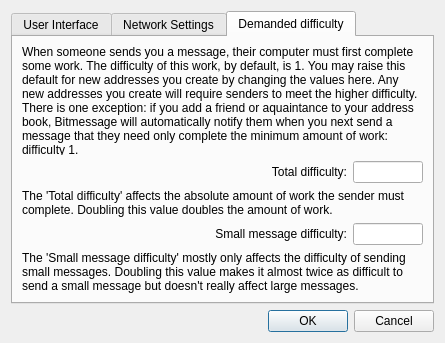
This is src/settings.ui in Bitmessage/PyBitmessage as Qt 5 draws it before an edit. The edited form follows.
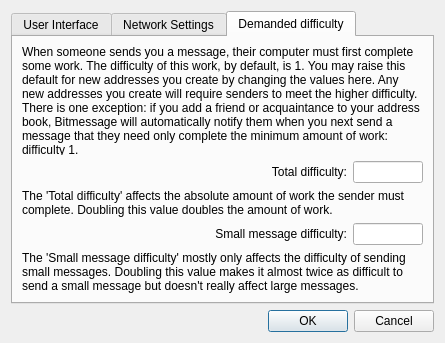
This is the edited form. The open tabs and pages were chosen to show the change.

Commit message: truncate display of long messages to avoid freezing the UI

```diff
--- a/src/settings.ui
+++ b/src/settings.ui
@@ -266,7 +266,7 @@
        <item row="0" column="0" colspan="3">
         <widget class="QLabel" name="label_8">
          <property name="text">
-          <string>When someone sends you a message, their computer must first complete some work. The difficulty of this work, by default, is 1. You may raise this default for new addresses you create by changing the values here. Any new addresses you create will require senders to meet the higher difficulty. There is one exception: if you add a friend or aquaintance to your address book, Bitmessage will automatically notify them when you next send a message that they need only complete the minimum amount of work: difficulty 1. </string>
+          <string>When someone sends you a message, their computer must first complete some work. The difficulty of this work, by default, is 1. You may raise this default for new addresses you create by changing the values here. Any new addresses you create will require senders to meet the higher difficulty. There is one exception: if you add a friend or acquaintance to your address book, Bitmessage will automatically notify them when you next send a message that they need only complete the minimum amount of work: difficulty 1. </string>
          </property>
          <property name="wordWrap">
           <bool>true</bool>
```
The commit also changes 2 other files.
